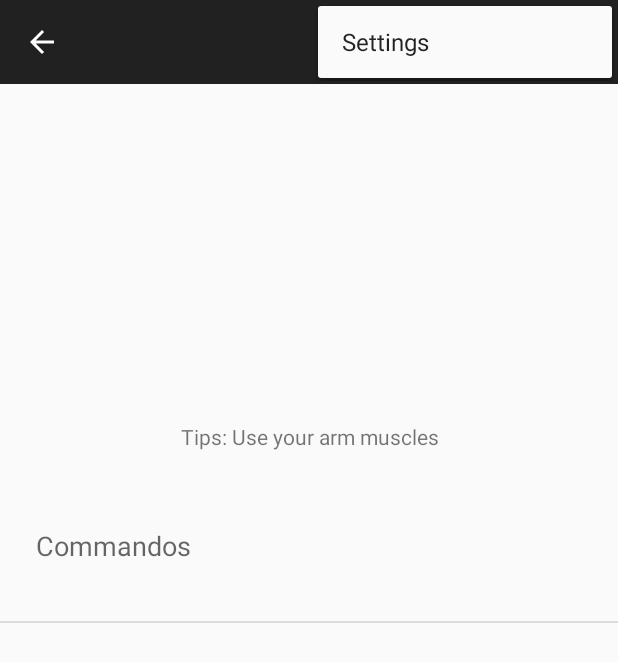
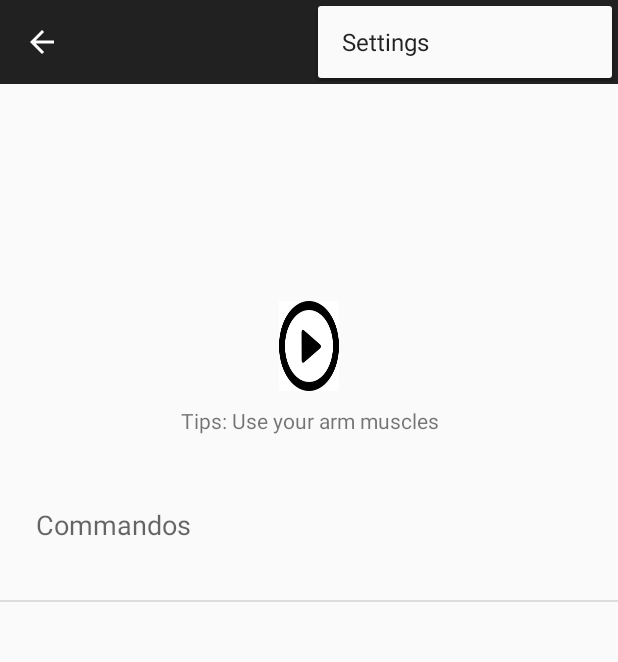
Before and after one commit to seccret/VikingWorkout, an Android app: the fragment FragmentWorkout placed in its activity, with the options menu open, on a phone screen of 412 x 824 dp. Shown: the top 662 px of the screen. Run offline under Robolectric (Android 15) with nearby library versions, the phone set to English and light mode, and no system bars; 8 statements that could not run were skipped.

Commit message:
*Added play button in workout *Added timer and autoscroll in workout

```diff
--- a/app/src/main/java/com/example/patirk/vikingworkout/FragmentWorkout.java
+++ b/app/src/main/java/com/example/patirk/vikingworkout/FragmentWorkout.java
@@ -3,11 +3,13 @@ package com.example.patirk.vikingworkout;
 import android.graphics.Movie;
 import android.graphics.drawable.Drawable;
 import android.os.Bundle;
+import android.os.CountDownTimer;
 import android.view.LayoutInflater;
 import android.view.View;
 import android.view.ViewGroup;
 import android.widget.ArrayAdapter;
 import android.widget.ImageView;
+import android.widget.LinearLayout;
 import android.widget.ListView;
 import android.widget.TextView;
 
@@ -40,21 +42,46 @@ public class FragmentWorkout extends android.support.v4.app.Fragment {
     public View onCreateView(LayoutInflater inflater, ViewGroup container,
                              Bundle savedInstanceState) {
         final View rootView = inflater.inflate(R.layout.fragment_workout, container, false);
+        final ImageView workoutImage = (ImageView) rootView.findViewById(R.id.ivWorkoutImage);
+        final LinearLayout time = (LinearLayout) rootView.findViewById(R.id.llWorkoutTime);
+        final TextView ivTime = (TextView) rootView.findViewById(R.id.tvWorkoutTime);
         final ImageView gif = (ImageView) rootView.findViewById(R.id.ivWorkoutImage);
-        TextView tips = (TextView) rootView.findViewById(R.id.tvWorkoutTips);
-        ListView lvExercises = (ListView) rootView.findViewById(R.id.lvWorkoutList);
-        Workout workout = MainActivity.currentWorkout;
+        final TextView tips = (TextView) rootView.findViewById(R.id.tvWorkoutTips);
+        final ImageView play = (ImageView) rootView.findViewById(R.id.ivWorkoutPlay);
+        final ListView lvExercises = (ListView) rootView.findViewById(R.id.lvWorkoutList);
+        final Workout workout = MainActivity.currentWorkout;
         final List<Integer> exercises = workout.getExercises();
 
         if (workout.getPicture() == 1) {
-            gif.setBackgroundResource(R.drawable.workout1);
+            workoutImage.setBackgroundResource(R.drawable.workout1);
         } else if (workout.getPicture() == 2) {
-            gif.setBackgroundResource(R.drawable.workout2);
+            workoutImage.setBackgroundResource(R.drawable.workout2);
         } else if (workout.getPicture() == 3) {
-            gif.setBackgroundResource(R.drawable.workout3);
+            workoutImage.setBackgroundResource(R.drawable.workout3);
         }
 
         tips.setText("This is an " + workout.getName() + " workout!");
+
+        play.setOnClickListener(new View.OnClickListener() {
+            @Override
+            public void onClick(View v) {
+                time.setVisibility(View.VISIBLE);
+                play.setVisibility(View.INVISIBLE);
+                final int currentExercise = 1;
+
+                new CountDownTimer(3000, 1000) {
+
+                    public void onTick(long millisUntilFinished) {
+                        ivTime.setText(""+ millisUntilFinished / 1000);
+                    }
+
+                    public void onFinish() {
+                        ivTime.setText("done!");
+                        lvExercises.setSelection(currentExercise);
+                    }
+                }.start();
+            }
+        });
 
         AdapterImage2 ai = new AdapterImage2(MainActivity.mainActivity, exercises);
         lvExercises.setAdapter(ai);
--- a/app/src/main/res/layout/fragment_workout.xml
+++ b/app/src/main/res/layout/fragment_workout.xml
@@ -2,7 +2,7 @@
 <LinearLayout xmlns:android="http://schemas.android.com/apk/res/android"
     android:orientation="vertical" android:layout_width="match_parent"
     android:layout_height="match_parent"
-    android:weightSum="3">
+    android:weightSum="4">
 
     <ImageView
         android:id="@+id/ivWorkoutImage"
@@ -10,6 +10,36 @@
         android:layout_height="0dp"
         android:layout_weight="1"
         />
+    <LinearLayout
+        android:id="@+id/llWorkoutTime"
+        android:layout_width="match_parent"
+        android:layout_height="0dp"
+        android:visibility="gone"
+        android:orientation="vertical"
+        android:layout_weight="0.5"
+        >
+
+        <TextView
+            android:id="@+id/tvWorkoutTime"
+            android:layout_width="match_parent"
+            android:layout_height="match_parent"
+            android:paddingTop="10dp"
+            android:text="25:32"
+            android:textColor="@color/white"
+            android:textSize="40dp"
+            android:background="@color/material_blue_grey_800"
+            android:gravity="center"
+            />
+
+    </LinearLayout>
+
+    <ImageView
+        android:id="@+id/ivWorkoutPlay"
+        android:background="@drawable/play"
+        android:layout_width="40dp"
+        android:layout_height="0dp"
+        android:layout_gravity="center"
+        android:layout_weight="0.3"/>
 
     <TextView
         android:id="@+id/tvWorkoutTips"
@@ -23,7 +53,7 @@
         android:id="@+id/lvWorkoutList"
         android:layout_width="wrap_content"
         android:layout_height="0dp"
-        android:layout_weight="1.9">
+        android:layout_weight="2.6">
     </ListView>
 
 </LinearLayout>
```
Also changed, not shown: app/src/main/res/drawable-mdpi/play.jpg (added).
